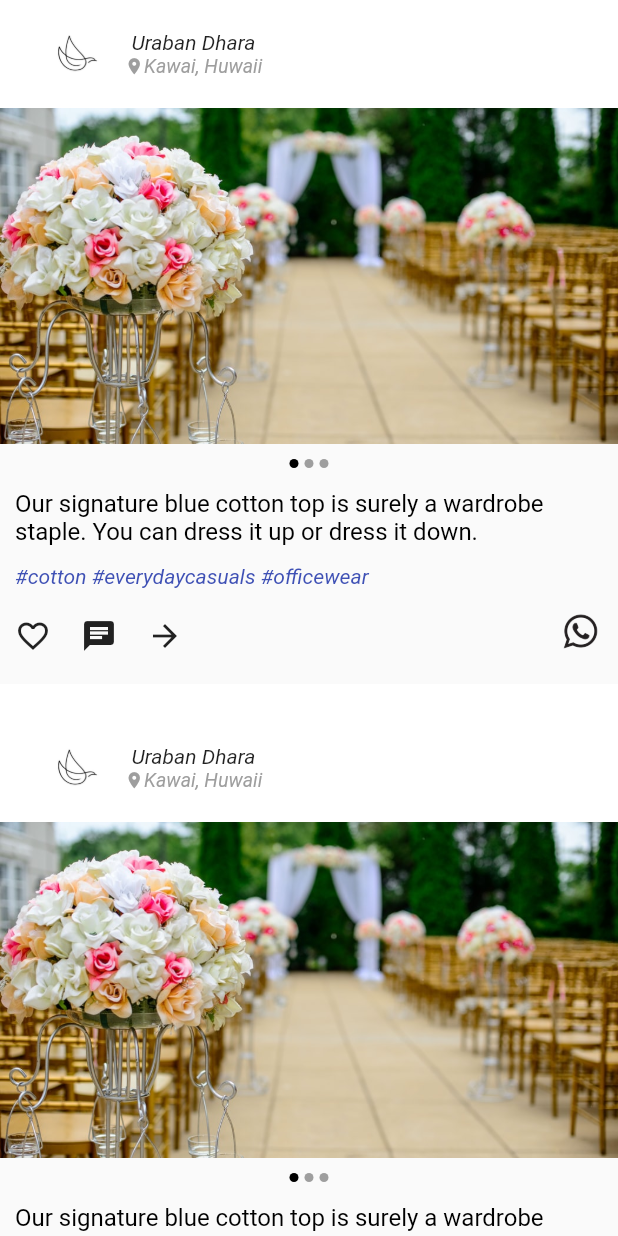
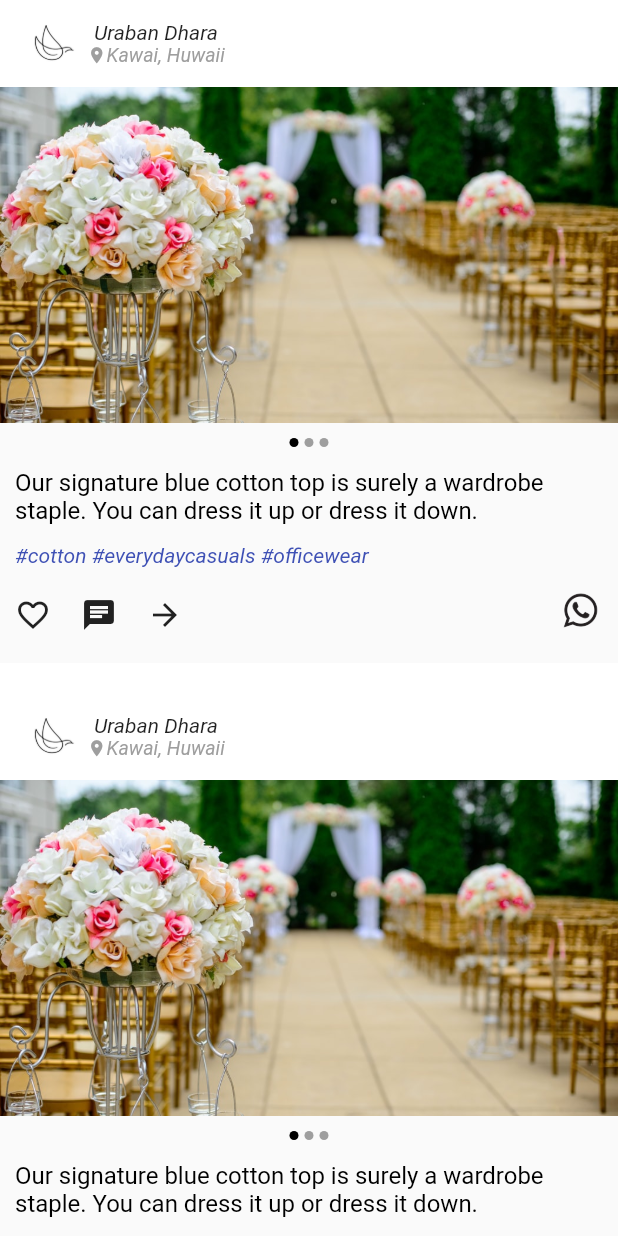
Before and after one commit to dvliman/tanghit, a Flutter app: the HomeScreen screen opened directly, on a phone screen of 412 x 824 dp. Run offline on Flutter 3.47's test engine with Material 2 defaults, Android fonts, the phone set to English and light mode, and no system bars; drawn by our look-alikes of carousel_slider; our stand-ins replace email_validator, shared_preferences, validators; accounts and stored records are empty; statements that could not run were skipped.

Commit message:
Update to CupertinoApp for iOS

```diff
--- a/lib/screens/home_screen.dart
+++ b/lib/screens/home_screen.dart
@@ -1,3 +1,5 @@
+import 'dart:io';
+import 'package:flutter/cupertino.dart';
 import 'package:flutter/material.dart';
 import 'package:tanghit/widgets/cards/card.dart';
 
@@ -9,19 +11,23 @@ class HomeScreen extends StatefulWidget {
 class _HomeScreenState extends State<HomeScreen> {
   @override
   Widget build(BuildContext context) {
-    return Scaffold(
-      body: Container(
+    var container = Container(
       color: Colors.white,
       child: ListView(
         children: <Widget>[
           DashboardCard(),
-            SizedBox(
-              height: 20,
-            ),
+          SizedBox(height: 20),
           DashboardCard()
         ],
       ),
-      ),
     );
+
+    return Platform.isIOS
+        ? CupertinoTabView(builder: (context) {
+            return CupertinoPageScaffold(
+                child: container,
+                navigationBar: CupertinoNavigationBar(middle: Text("Tanghit")));
+          })
+        : Scaffold(body: container);
   }
 }
--- a/lib/widgets/cards/card.dart
+++ b/lib/widgets/cards/card.dart
@@ -39,7 +39,6 @@ class _DashboardCardState extends State<DashboardCard> {
             CardHeader(),
             Container(
               child: CarouselSlider(
-                autoPlay: true,
                 viewportFraction: 1.0,
                 aspectRatio: MediaQuery.of(context).size.aspectRatio,
                 height: 224,
@@ -168,21 +167,17 @@ class CardHeader extends StatelessWidget {
   @override
   Widget build(BuildContext context) {
     return Container(
-      height: 72,
+      padding: EdgeInsets.all(10),
       color: Colors.white,
       child: (Row(
         children: <Widget>[
-          SizedBox(
-            width: 30,
-          ),
+          SizedBox(width: 5),
           Image.asset(
             'assets/images/urban_dhara.jpeg',
             height: 38,
-            width: 39,
+            width: 38,
           ),
-          SizedBox(
-            width: 14,
-          ),
+          SizedBox(width: 5),
           Column(
             mainAxisAlignment: MainAxisAlignment.center,
             children: <Widget>[
```
Also changed, not shown: lib/main_routes.dart (+14 -6 lines), lib/screens/temp_bottom_navigation.dart (+21 -4 lines). Lines whose indentation alone changed are shown as unchanged.
